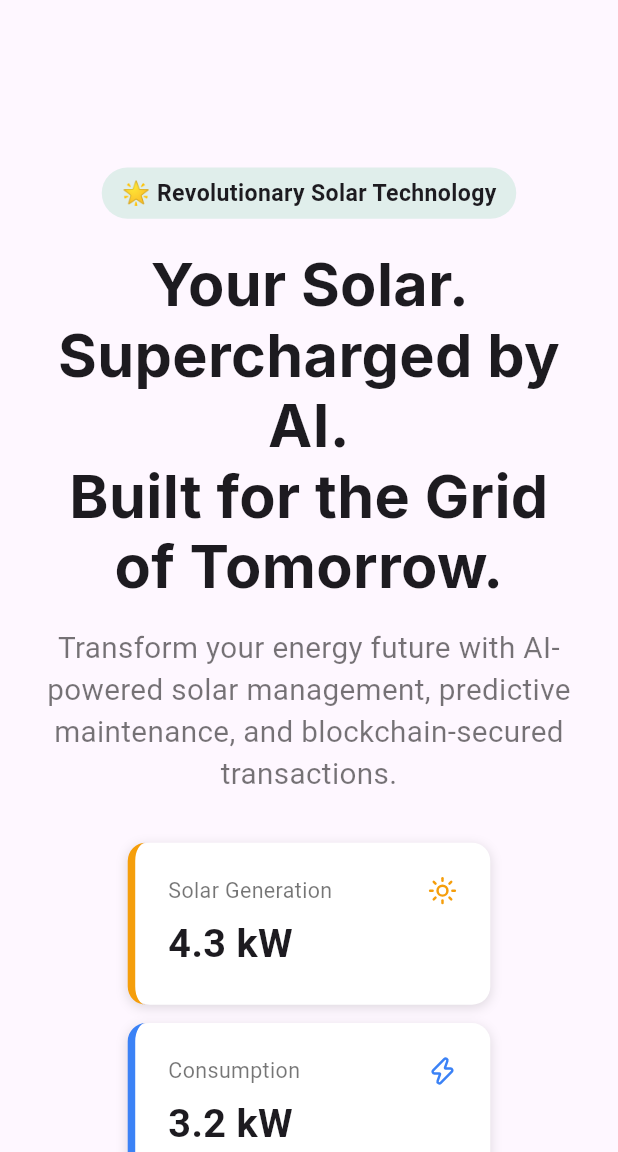
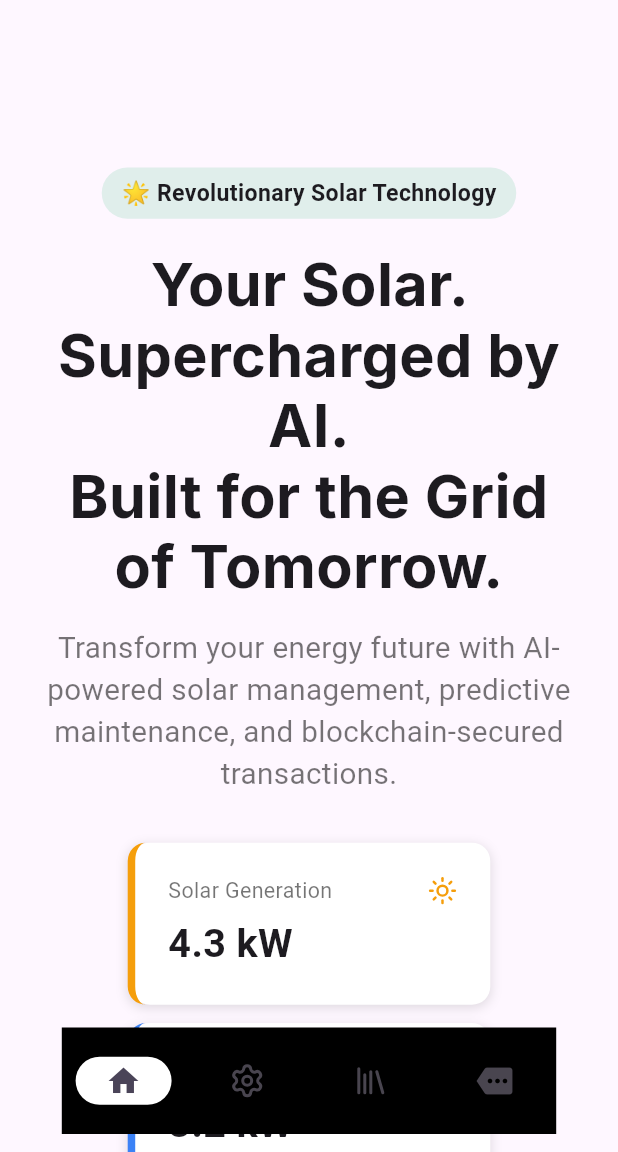
Before and after one commit to saurabhwagh124/suncube_ai, a Flutter app: the screen it shows after launch, on a phone screen of 412 x 824 dp, the part 84-1236 px from its top. Run offline on Flutter 3.47's test engine with Material 3 defaults, Android fonts, the phone set to English and light mode, and no system bars; our stand-ins replace animated_text_kit, flutter_screenutil, flutter_svg, google_fonts, lucide_icons_flutter.

Commit message:
bottom navigation added

```diff
--- a/lib/view/landing_page.dart
+++ b/lib/view/landing_page.dart
@@ -5,6 +5,7 @@ import 'package:lucide_icons_flutter/lucide_icons.dart';
 import 'package:suncube_ai/utils/AppColors.dart';
 import 'package:suncube_ai/view/login_screen.dart';
 import 'package:suncube_ai/widgets/benefits_section.dart';
+import 'package:suncube_ai/widgets/customized_nav_bar.dart';
 import 'package:suncube_ai/widgets/final_cta.dart';
 import 'package:suncube_ai/widgets/hero_section.dart';
 import 'package:suncube_ai/widgets/how_it_works.dart';
@@ -39,6 +40,10 @@ class _LandingPageState extends State<LandingPage> {
           ),
         ],
       ),
+      // bottomNavigationBar: CustomizedNavBar(selectedIndex: 0),
+      floatingActionButton: CustomizedNavBar(selectedIndex: 0),
+      floatingActionButtonLocation:
+          FloatingActionButtonLocation.miniCenterFloat,
     );
   }
 }
--- /dev/null
+++ b/lib/widgets/customized_nav_bar.dart
@@ -0,0 +1,66 @@
+import 'package:flutter/material.dart';
+import 'package:flutter_screenutil/flutter_screenutil.dart';
+import 'package:lucide_icons_flutter/lucide_icons.dart';
+import 'package:suncube_ai/view/about_us.dart';
+import 'package:suncube_ai/view/features_screen.dart';
+import 'package:suncube_ai/view/landing_page.dart';
+import 'package:suncube_ai/view/services_screen.dart';
+
+class CustomizedNavBar extends StatelessWidget {
+  final int selectedIndex;
+
+  const CustomizedNavBar({super.key, required this.selectedIndex});
+
+  @override
+  Widget build(BuildContext context) {
+    return Container(
+      decoration: BoxDecoration(borderRadius: BorderRadius.circular(30.r)),
+      width: 300.w,
+      child: NavigationBar(
+        selectedIndex: selectedIndex,
+        height: 70.h,
+        backgroundColor: Colors.black,
+        indicatorColor: Colors.white,
+        surfaceTintColor: Colors.transparent,
+        labelBehavior: NavigationDestinationLabelBehavior.alwaysHide,
+        destinations: [
+          NavigationDestination(icon: Icon(Icons.home), label: 'Home'),
+          NavigationDestination(
+            icon: Icon(LucideIcons.settings),
+            label: 'Services',
+          ),
+          NavigationDestination(
+            icon: Icon(LucideIcons.library),
+            label: 'Features',
+          ),
+          NavigationDestination(icon: Icon(Icons.more), label: 'About Us'),
+        ],
+        onDestinationSelected: (value) {
+          switch (value) {
+            case 0:
+              Navigator.pushReplacement(
+                context,
+                MaterialPageRoute(builder: (context) => LandingPage()),
+              );
+            case 1:
+              Navigator.pushReplacement(
+                context,
+                MaterialPageRoute(builder: (context) => ServicesScreen()),
+              );
+            case 2:
+              Navigator.pushReplacement(
+                context,
+                MaterialPageRoute(builder: (context) => FeaturesScreen()),
+              );
+
+            case 3:
+              Navigator.pushReplacement(
+                context,
+                MaterialPageRoute(builder: (context) => AboutUs()),
+              );
+          }
+        },
+      ),
+    );
+  }
+}
```
Also changed, not shown: lib/view/about_us.dart (+20 -0 lines), lib/view/features_screen.dart (+20 -0 lines), lib/view/services_screen.dart (+20 -0 lines).
